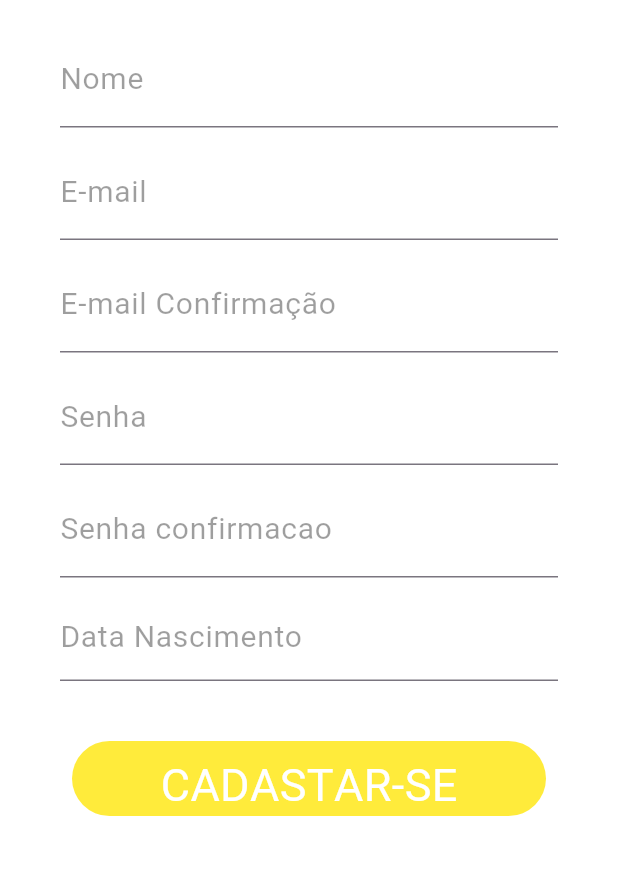
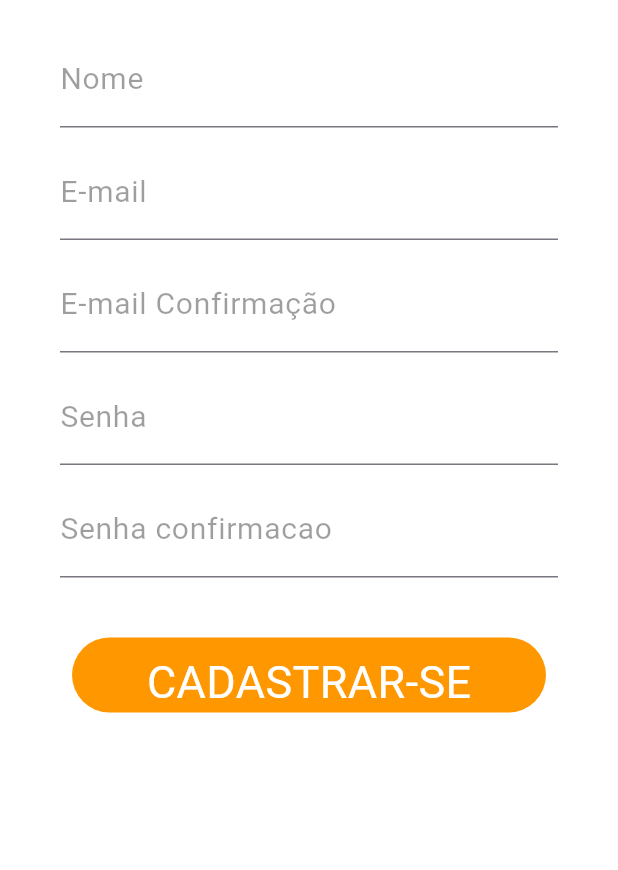
Before and after one commit to WWteodoro/Bicharia, a Flutter app: the CadastroPage screen opened directly, on a phone screen of 412 x 824 dp, the part 366-1236 px from its top. Run offline on Flutter 3.47's test engine with Material 3 defaults, Android fonts, the light colour scheme and no system bars; missing offline and left inert: dart:ffi.

Commit message:
telas otimizadas

```diff
--- a/telas_calvo/telas_c/lib/Pages/cadastropage.dart
+++ b/telas_calvo/telas_c/lib/Pages/cadastropage.dart
@@ -120,19 +120,6 @@ class CadastroPage extends StatelessWidget {
               style: const TextStyle(fontSize: 20),
             ),
             const SizedBox(
-              height: 10,
-            ),
-            TextFormField(
-              keyboardType: TextInputType.datetime,
-              controller: data,
-              decoration: const InputDecoration(
-                  labelText: "Data Nascimento",
-                  labelStyle: TextStyle(
-                      color: Colors.black38,
-                      fontWeight: FontWeight.w400,
-                      fontSize: 20)),
-            ),
-            const SizedBox(
               height: 40,
             ),
             GestureDetector(
@@ -140,95 +127,23 @@ class CadastroPage extends StatelessWidget {
                 if (email.text == confirmacaoemail.text &&
                     confirmar.text == senha.text) {
                   cliente = createCliente(nome.text, email.text, senha.text);
-                  Navigator.push(
-                      context, MaterialPageRoute(builder: (context) => Home()));
-                } else {
-                  print("ERROR");
-                }
+                  Navigator.push(context,
+                      MaterialPageRoute(builder: (context) => const Home()));
+                } else {}
               },
               child: Container(
                 height: 50,
                 padding: const EdgeInsets.all(8),
                 margin: const EdgeInsets.symmetric(horizontal: 8),
                 decoration: BoxDecoration(
-                    color: Colors.yellow[500],
+                    color: Colors.orange,
                     borderRadius: BorderRadius.circular(180)),
                 child: const Center(
                   child: Row(
                     mainAxisAlignment: MainAxisAlignment.center,
                     children: [
                       Text(
-                        "C",
-                        style: TextStyle(
-                          color: Color.fromARGB(255, 255, 255, 255),
-                          fontSize: 30,
-                        ),
-                      ),
-                      Text(
-                        "A",
-                        style: TextStyle(
-                          color: Color.fromARGB(255, 255, 255, 255),
-                          fontSize: 30,
-                        ),
-                      ),
-                      Text(
-                        "D",
-                        style: TextStyle(
-                          color: Color.fromARGB(255, 255, 255, 255),
-                          fontSize: 30,
-                        ),
-                      ),
-                      Text(
-                        "A",
-                        style: TextStyle(
-                          color: Color.fromARGB(255, 255, 255, 255),
-                          fontSize: 30,
-                        ),
-                      ),
-                      Text(
-                        "S",
-                        style: TextStyle(
-                          color: Color.fromARGB(255, 255, 255, 255),
-                          fontSize: 30,
-                        ),
-                      ),
-                      Text(
-                        "T",
-                        style: TextStyle(
-                          color: Color.fromARGB(255, 255, 255, 255),
-                          fontSize: 30,
-                        ),
-                      ),
-                      Text(
-                        "A",
-                        style: TextStyle(
-                          color: Color.fromARGB(255, 255, 255, 255),
-                          fontSize: 30,
-                        ),
-                      ),
-                      Text(
-                        "R",
-                        style: TextStyle(
-                          color: Color.fromARGB(255, 255, 255, 255),
-                          fontSize: 30,
-                        ),
-                      ),
-                      Text(
-                        "-",
-                        style: TextStyle(
-                          color: Color.fromARGB(255, 255, 255, 255),
-                          fontSize: 30,
-                        ),
-                      ),
-                      Text(
-                        "S",
-                        style: TextStyle(
-                          color: Color.fromARGB(255, 255, 255, 255),
-                          fontSize: 30,
-                        ),
-                      ),
-                      Text(
-                        "E",
+                        "CADASTRAR-SE",
                         style: TextStyle(
                           color: Color.fromARGB(255, 255, 255, 255),
                           fontSize: 30,
--- a/telas_calvo/telas_c/lib/main.dart
+++ b/telas_calvo/telas_c/lib/main.dart
@@ -21,6 +21,6 @@ class MyApp extends StatelessWidget {
           colorScheme: ColorScheme.fromSeed(seedColor: Colors.deepPurple),
           useMaterial3: true,
         ),
-        home: CadastroPage());
+        home: LoginPage());
   }
 }
--- a/telas_calvo/telas_c/lib/modelo/usermodel.dart
+++ b/telas_calvo/telas_c/lib/modelo/usermodel.dart
@@ -1,6 +1,6 @@
 import 'dart:convert';
 
-Cliente ClienteFromJson(String str) => Cliente.fromJson(json.decode(str));
+Cliente ClientefromJson(String str) => Cliente.fromJson(json.decode(str));
 String ClienteToJson(Cliente data) => json.encode(data.toJson());
 
 class Cliente {
--- a/telas_calvo/telas_c/pubspec.yaml
+++ b/telas_calvo/telas_c/pubspec.yaml
@@ -47,7 +47,7 @@ dev_dependencies:
   # activated in the `analysis_options.yaml` file located at the root of your
   # package. See that file for information about deactivating specific lint
   # rules and activating additional ones.
-  flutter_lints: ^2.0.0
+  flutter_lints: ^3.0.0
 
 # For information on the generic Dart part of this file, see the
 # following page: https://dart.dev/tools/pub/pubspec
```
Also changed, not shown: telas_calvo/telas_c/lib/Pages/home.dart (+6 -3 lines), telas_calvo/telas_c/lib/Pages/loginpage.dart (+16 -34 lines), telas_calvo/telas_c/lib/servicos/Apiservicos.dart (+9 -7 lines), telas_calvo/telas_c/pubspec.lock, 1 other file.
